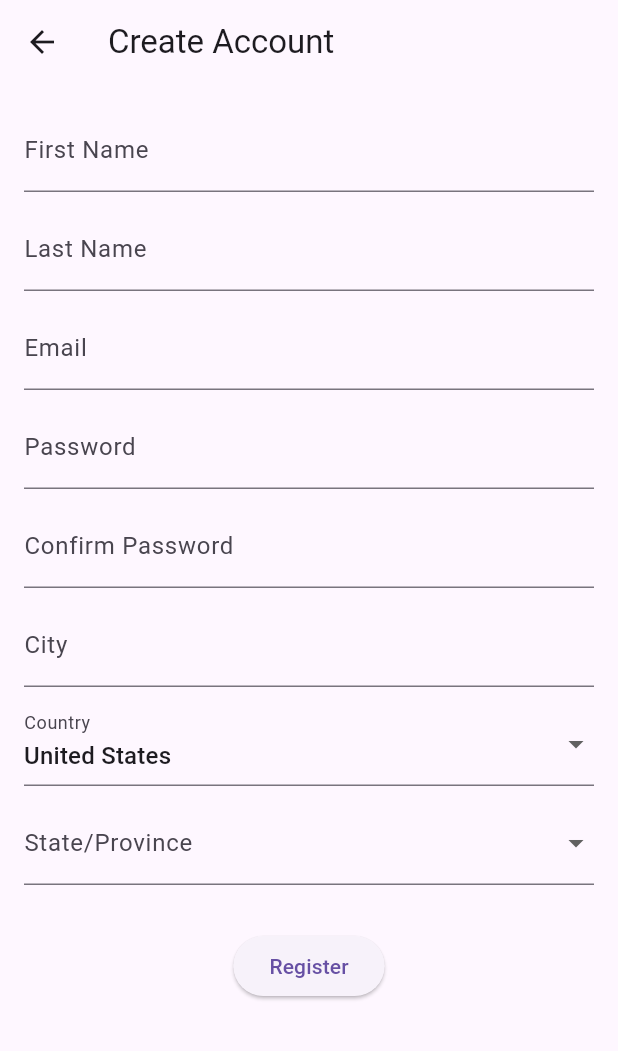
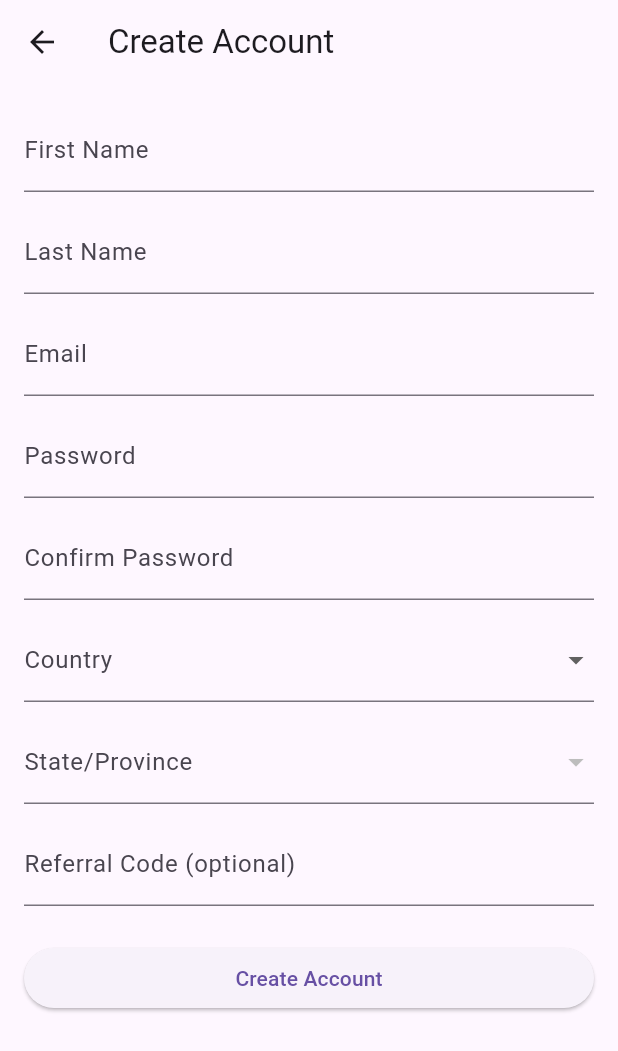
Before and after one commit to scscot/teambuild_app, a Flutter app: the NewRegistrationScreen screen opened directly, on a phone screen of 412 x 824 dp. Shown: the top 1051 px of the screen. Run offline on Flutter 3.47's test engine with Material 3 defaults, Android fonts, the light colour scheme and no system bars; our stand-ins replace cloud_firestore, firebase_auth, firebase_core, firebase_storage, flutter_dotenv, image_picker and 2 more; accounts and stored records are empty; project files that could hold a hidden picture were left out.

```diff
--- a/lib/screens/new_registration_screen.dart
+++ b/lib/screens/new_registration_screen.dart
@@ -1,17 +1,16 @@
-// RESTORED — new_registration_screen.dart from uploaded file (225 lines)
+// CLEAN PATCHED — new_registration_screen.dart with correct AuthService register return type
 
 import 'package:flutter/material.dart';
-import 'package:cloud_firestore/cloud_firestore.dart';
+import 'package:intl/intl.dart';
+import 'package:uuid/uuid.dart';
+import '../models/user_model.dart';
 import '../services/auth_service.dart';
 import '../services/firestore_service.dart';
 import '../services/session_manager.dart';
-import '../models/user_model.dart';
 import 'dashboard_screen.dart';
-import '../data/states_by_country.dart';
 
 class NewRegistrationScreen extends StatefulWidget {
-  final String? referredBy;
-  const NewRegistrationScreen({super.key, this.referredBy});
+  const NewRegistrationScreen({super.key});
 
   @override
   State<NewRegistrationScreen> createState() => _NewRegistrationScreenState();
@@ -24,75 +23,20 @@ class _NewRegistrationScreenState extends State<NewRegistrationScreen> {
   final TextEditingController _emailController = TextEditingController();
   final TextEditingController _passwordController = TextEditingController();
   final TextEditingController _confirmPasswordController = TextEditingController();
-  final TextEditingController _cityController = TextEditingController();
-  bool _isLoading = false;
-  String? _errorMessage;
-  String _selectedCountry = 'United States';
+  final TextEditingController _referralCodeController = TextEditingController();
+
+  String? _selectedCountry;
   String? _selectedState;
   String? _sponsorName;
-  String? _referralCodeToSave;
+  bool _isLoading = false;
 
-  List<String> get _statesForSelectedCountry {
-    return countryStateMap[_selectedCountry] ?? [];
-  }
+  final Map<String, List<String>> countryStateMap = {
+    'United States': ['California', 'New York', 'Texas'],
+    'Canada': ['Alberta', 'Ontario', 'Quebec'],
+    'India': ['Delhi', 'Maharashtra', 'Karnataka'],
+  };
 
-  @override
-  void initState() {
-    super.initState();
-    _lookupSponsor();
-  }
-
-  Future<void> _lookupSponsor() async {
-    if (widget.referredBy != null && widget.referredBy!.isNotEmpty) {
-      final snapshot = await FirebaseFirestore.instance
-          .collection('users')
-          .where('referralCode', isEqualTo: widget.referredBy!)
-          .limit(1)
-          .get();
-
-      if (snapshot.docs.isNotEmpty) {
-        final data = snapshot.docs.first.data();
-        setState(() {
-          _sponsorName = '${data['firstName'] ?? ''} ${data['lastName'] ?? ''}'.trim();
-          _referralCodeToSave = widget.referredBy;
-        });
-      }
-    }
-  }
-
-  Future<void> _register() async {
-    if (!_formKey.currentState!.validate()) return;
-
-    setState(() => _isLoading = true);
-    try {
-      final success = await AuthService().register(
-        _emailController.text.trim(),
-        _passwordController.text.trim(),
-      );
-
-      if (!success) {
-        ScaffoldMessenger.of(context).showSnackBar(
-          const SnackBar(content: Text('Registration failed. Please try again.')),
-        );
-        setState(() => _isLoading = false);
-        return;
-      }
-
-      final user = await SessionManager().getCurrentUser();
-      if (user != null) {
-        Navigator.pushReplacement(
-          context,
-          MaterialPageRoute(builder: (_) => const DashboardScreen()),
-        );
-      }
-    } catch (e) {
-      ScaffoldMessenger.of(context).showSnackBar(
-        SnackBar(content: Text('Registration error: \$e')),
-      );
-    } finally {
-      setState(() => _isLoading = false);
-    }
-  }
+  List<String> get states => countryStateMap[_selectedCountry] ?? [];
 
   @override
   void dispose() {
@@ -101,8 +45,69 @@ class _NewRegistrationScreenState extends State<NewRegistrationScreen> {
     _emailController.dispose();
     _passwordController.dispose();
     _confirmPasswordController.dispose();
-    _cityController.dispose();
+    _referralCodeController.dispose();
     super.dispose();
+  }
+
+  Future<void> _register() async {
+    if (!_formKey.currentState!.validate()) return;
+
+    setState(() => _isLoading = true);
+
+    try {
+      final email = _emailController.text.trim();
+      final password = _passwordController.text.trim();
+
+      UserModel user = await AuthService().register(email, password);
+
+      final newUser = UserModel(
+        uid: user.uid,
+        firstName: _firstNameController.text.trim(),
+        lastName: _lastNameController.text.trim(),
+        email: email,
+        createdAt: DateTime.now(),
+        country: _selectedCountry,
+        state: _selectedState,
+        referralCode: const Uuid().v4().substring(0, 8),
+        referredBy: _referralCodeController.text.trim().isNotEmpty
+            ? _referralCodeController.text.trim()
+            : null,
+      );
+
+      await FirestoreService().createUser(newUser.toMap());
+      await SessionManager().setCurrentUser(newUser);
+
+      if (mounted) {
+        Navigator.pushReplacement(
+          context,
+          MaterialPageRoute(builder: (_) => const DashboardScreen()),
+        );
+      }
+    } catch (e) {
+      print('❌ Registration error: $e');
+      ScaffoldMessenger.of(context).showSnackBar(
+        SnackBar(content: Text('Registration failed: $e')),
+      );
+    } finally {
+      setState(() => _isLoading = false);
+    }
+  }
+
+  Future<void> _lookupSponsor() async {
+    final code = _referralCodeController.text.trim();
+    if (code.isEmpty) return;
+
+    try {
+      final name = await FirestoreService().getSponsorNameByReferralCode(code);
+      setState(() {
+        _sponsorName = name;
+      });
+    } catch (e) {
+      print('❌ Error retrieving sponsor name: $e');
+      setState(() {
+        _sponsorName = null;
+      });
+    }
   }
 
   @override
@@ -114,92 +119,87 @@ class _NewRegistrationScreenState extends State<NewRegistrationScreen> {
         child: Form(
           key: _formKey,
           child: Column(
-            crossAxisAlignment: CrossAxisAlignment.start,
             children: [
               TextFormField(
                 controller: _firstNameController,
                 decoration: const InputDecoration(labelText: 'First Name'),
-                validator: (value) => value!.isEmpty ? 'Required' : null,
+                validator: (value) => value == null || value.isEmpty ? 'Enter your first name' : null,
               ),
-              const SizedBox(height: 10),
+              const SizedBox(height: 12),
               TextFormField(
                 controller: _lastNameController,
                 decoration: const InputDecoration(labelText: 'Last Name'),
-                validator: (value) => value!.isEmpty ? 'Required' : null,
+                validator: (value) => value == null || value.isEmpty ? 'Enter your last name' : null,
               ),
-              const SizedBox(height: 10),
+              const SizedBox(height: 12),
               TextFormField(
                 controller: _emailController,
+                decoration: const InputDecoration(labelText: 'Email'),
                 keyboardType: TextInputType.emailAddress,
-                decoration: const InputDecoration(labelText: 'Email'),
-                validator: (value) => value!.isEmpty ? 'Required' : null,
+                validator: (value) =>
+                    value == null || !value.contains('@') ? 'Enter a valid email' : null,
               ),
-              const SizedBox(height: 10),
+              const SizedBox(height: 12),
               TextFormField(
                 controller: _passwordController,
+                decoration: const InputDecoration(labelText: 'Password'),
                 obscureText: true,
-                decoration: const InputDecoration(labelText: 'Password'),
-                validator: (value) => value!.isEmpty ? 'Required' : null,
+                validator: (value) =>
+                    value == null || value.length < 6 ? 'Password must be at least 6 characters' : null,
               ),
-              const SizedBox(height: 10),
+              const SizedBox(height: 12),
               TextFormField(
                 controller: _confirmPasswordController,
+                decoration: const InputDecoration(labelText: 'Confirm Password'),
                 obscureText: true,
-                decoration: const InputDecoration(labelText: 'Confirm Password'),
-                validator: (value) => value != _passwordController.text
-                    ? 'Passwords do not match'
-                    : null,
+                validator: (value) =>
+                    value != _passwordController.text ? 'Passwords do not match' : null,
               ),
-              const SizedBox(height: 10),
-              TextFormField(
-                controller: _cityController,
-                decoration: const InputDecoration(labelText: 'City'),
-              ),
-              const SizedBox(height: 10),
+              const SizedBox(height: 12),
               DropdownButtonFormField<String>(
                 value: _selectedCountry,
-                decoration: const InputDecoration(labelText: 'Country'),
                 items: countryStateMap.keys
-                    .map((country) => DropdownMenuItem(
-                          value: country,
-                          child: Text(country),
-                        ))
+                    .map((country) => DropdownMenuItem(value: country, child: Text(country)))
                     .toList(),
                 onChanged: (value) => setState(() {
-                  _selectedCountry = value!;
+                  _selectedCountry = value;
                   _selectedState = null;
                 }),
+                decoration: const InputDecoration(labelText: 'Country'),
               ),
-              const SizedBox(height: 10),
+              const SizedBox(height: 12),
               DropdownButtonFormField<String>(
                 value: _selectedState,
+                items: states
+                    .map((state) => DropdownMenuItem(value: state, child: Text(state)))
+                    .toList(),
+                onChanged: (value) => setState(() => _selectedState = value),
                 decoration: const InputDecoration(labelText: 'State/Province'),
-                items: _statesForSelectedCountry
-                    .map((state) => DropdownMenuItem(
-                          value: state,
-                          child: Text(state),
-                        ))
-                    .toList(),
-                onChanged: (value) => setState(() => _selectedState = value!),
               ),
-              const SizedBox(height: 10),
-              if (_sponsorName != null)
-                Text('Sponsor: $_sponsorName'),
-              const SizedBox(height: 20),
-              Center(
+              const SizedBox(height: 12),
+              TextFormField(
+                controller: _referralCodeController,
+                decoration: const InputDecoration(labelText: 'Referral Code (optional)'),
+                onChanged: (_) => _lookupSponsor(),
+              ),
+              if (_sponsorName != null && _sponsorName!.isNotEmpty)
+                Padding(
+                  padding: const EdgeInsets.only(top: 8.0),
+                  child: Text(
+                    'Referred by: $_sponsorName',
+                    style: const TextStyle(fontWeight: FontWeight.w600),
+                  ),
+                ),
+              const SizedBox(height: 24),
+              SizedBox(
+                width: double.infinity,
                 child: ElevatedButton(
-                  onPressed: _register,
-                  child: const Text('Register'),
+                  onPressed: _isLoading ? null : _register,
+                  child: _isLoading
+                      ? const CircularProgressIndicator(color: Colors.white)
+                      : const Text('Create Account'),
                 ),
               ),
-              if (_errorMessage != null)
-                Padding(
-                  padding: const EdgeInsets.only(top: 12.0),
-                  child: Text(
-                    _errorMessage!,
-                    style: const TextStyle(color: Colors.red),
-                  ),
-                ),
             ],
           ),
         ),
--- a/pubspec.yaml
+++ b/pubspec.yaml
@@ -24,6 +24,7 @@ dependencies:
   image_picker: ^1.0.7
   firebase_storage: ^12.4.5
   firebase_auth: ^5.5.3
+  uuid: ^4.0.0
 
 dev_dependencies:
   flutter_test:
--- a/scripts/pubspec.yaml
+++ b/scripts/pubspec.yaml
@@ -24,6 +24,7 @@ dependencies:
   image_picker: ^1.0.7
   firebase_storage: ^12.4.5
   firebase_auth: ^5.5.3
+  uuid: ^4.0.0
 
 dev_dependencies:
   flutter_test:
```
Also changed, not shown: lib/screens/login_screen.dart (+31 -10 lines), lib/screens/profile_screen.dart (+13 -5 lines), lib/services/auth_service.dart (+20 -25 lines), lib/services/session_manager.dart (+31 -34 lines), pubspec.lock, 7 other files.
